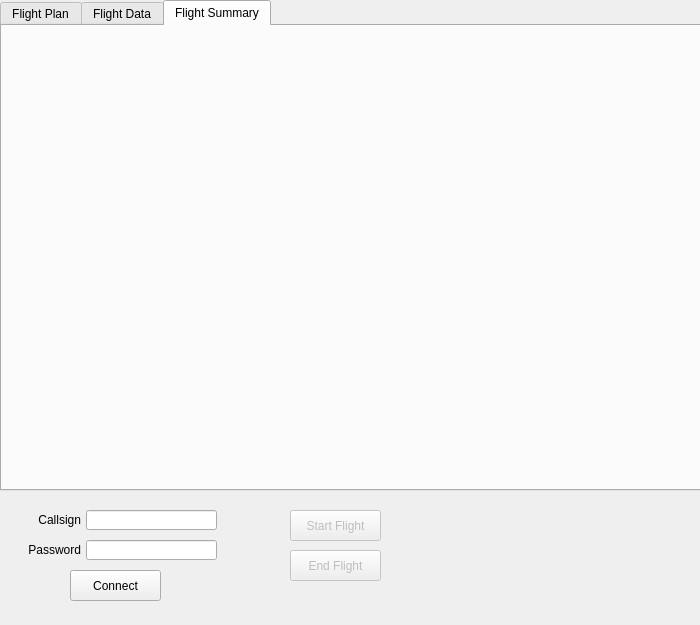
Maeyanie/OAACARS, file mainwindow.ui: the form before one commit.
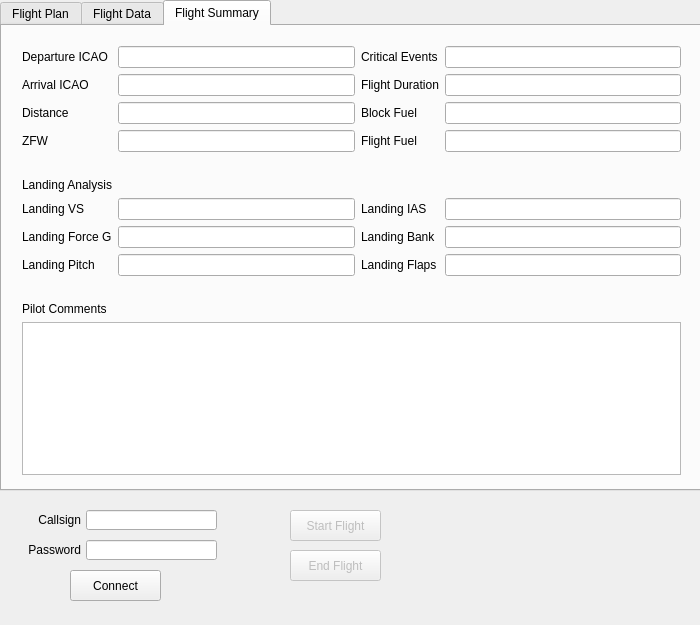
The form after the commit. The open tabs and pages were chosen to show the change.

Commit message: Implement flight summary tab.

Diff of the .ui file:
```diff
--- a/mainwindow.ui
+++ b/mainwindow.ui
@@ -543,6 +543,245 @@
      <attribute name="title">
       <string>Flight Summary</string>
      </attribute>
+     <widget class="QWidget" name="gridLayoutWidget">
+      <property name="geometry">
+       <rect>
+        <x>9</x>
+        <y>9</y>
+        <width>681</width>
+        <height>451</height>
+       </rect>
+      </property>
+      <layout class="QGridLayout" name="gridLayout_3">
+       <item row="0" column="1">
+        <widget class="QLineEdit" name="fsDepIcao">
+         <property name="readOnly">
+          <bool>true</bool>
+         </property>
+        </widget>
+       </item>
+       <item row="0" column="0">
+        <widget class="QLabel" name="label_35">
+         <property name="text">
+          <string>Departure ICAO</string>
+         </property>
+        </widget>
+       </item>
+       <item row="1" column="0">
+        <widget class="QLabel" name="label_36">
+         <property name="text">
+          <string>Arrival ICAO</string>
+         </property>
+        </widget>
+       </item>
+       <item row="1" column="1">
+        <widget class="QLineEdit" name="fsArrIcao">
+         <property name="readOnly">
+          <bool>true</bool>
+         </property>
+        </widget>
+       </item>
+       <item row="8" column="1">
+        <widget class="QLineEdit" name="fsPitch">
+         <property name="readOnly">
+          <bool>true</bool>
+         </property>
+        </widget>
+       </item>
+       <item row="3" column="1">
+        <widget class="QLineEdit" name="fsZFW">
+         <property name="readOnly">
+          <bool>true</bool>
+         </property>
+        </widget>
+       </item>
+       <item row="0" column="2">
+        <widget class="QLabel" name="label_39">
+         <property name="text">
+          <string>Critical Events</string>
+         </property>
+        </widget>
+       </item>
+       <item row="8" column="3">
+        <widget class="QLineEdit" name="fsFlaps">
+         <property name="readOnly">
+          <bool>true</bool>
+         </property>
+        </widget>
+       </item>
+       <item row="6" column="2">
+        <widget class="QLabel" name="label_47">
+         <property name="text">
+          <string>Landing IAS</string>
+         </property>
+        </widget>
+       </item>
+       <item row="7" column="3">
+        <widget class="QLineEdit" name="fsBank">
+         <property name="readOnly">
+          <bool>true</bool>
+         </property>
+        </widget>
+       </item>
+       <item row="6" column="3">
+        <widget class="QLineEdit" name="fsIAS">
+         <property name="readOnly">
+          <bool>true</bool>
+         </property>
+        </widget>
+       </item>
+       <item row="5" column="0" colspan="4">
+        <widget class="QLabel" name="label_43">
+         <property name="text">
+          <string>Landing Analysis</string>
+         </property>
+        </widget>
+       </item>
+       <item row="6" column="1">
+        <widget class="QLineEdit" name="fsVS">
+         <property name="readOnly">
+          <bool>true</bool>
+         </property>
+        </widget>
+       </item>
+       <item row="7" column="0">
+        <widget class="QLabel" name="label_45">
+         <property name="text">
+          <string>Landing Force G</string>
+         </property>
+        </widget>
+       </item>
+       <item row="7" column="1">
+        <widget class="QLineEdit" name="fsG">
+         <property name="readOnly">
+          <bool>true</bool>
+         </property>
+        </widget>
+       </item>
+       <item row="8" column="0">
+        <widget class="QLabel" name="label_46">
+         <property name="text">
+          <string>Landing Pitch</string>
+         </property>
+        </widget>
+       </item>
+       <item row="10" column="0" colspan="4">
+        <widget class="QLabel" name="label_50">
+         <property name="text">
+          <string>Pilot Comments</string>
+         </property>
+        </widget>
+       </item>
+       <item row="4" column="0">
+        <widget class="QLabel" name="label_51">
+         <property name="text">
+          <string> </string>
+         </property>
+        </widget>
+       </item>
+       <item row="11" column="0" colspan="4">
+        <widget class="QPlainTextEdit" name="fsComments"/>
+       </item>
+       <item row="3" column="0">
+        <widget class="QLabel" name="label_38">
+         <property name="text">
+          <string>ZFW</string>
+         </property>
+        </widget>
+       </item>
+       <item row="2" column="1">
+        <widget class="QLineEdit" name="fsDistance">
+         <property name="readOnly">
+          <bool>true</bool>
+         </property>
+        </widget>
+       </item>
+       <item row="2" column="0">
+        <widget class="QLabel" name="label_37">
+         <property name="text">
+          <string>Distance</string>
+         </property>
+        </widget>
+       </item>
+       <item row="3" column="2">
+        <widget class="QLabel" name="label_42">
+         <property name="text">
+          <string>Flight Fuel</string>
+         </property>
+        </widget>
+       </item>
+       <item row="0" column="3">
+        <widget class="QLineEdit" name="fsCritEvents">
+         <property name="readOnly">
+          <bool>true</bool>
+         </property>
+        </widget>
+       </item>
+       <item row="2" column="2">
+        <widget class="QLabel" name="label_41">
+         <property name="text">
+          <string>Block Fuel</string>
+         </property>
+        </widget>
+       </item>
+       <item row="1" column="3">
+        <widget class="QLineEdit" name="fsDuration">
+         <property name="readOnly">
+          <bool>true</bool>
+         </property>
+        </widget>
+       </item>
+       <item row="3" column="3">
+        <widget class="QLineEdit" name="fsFFuel">
+         <property name="readOnly">
+          <bool>true</bool>
+         </property>
+        </widget>
+       </item>
+       <item row="2" column="3">
+        <widget class="QLineEdit" name="fsBFuel">
+         <property name="readOnly">
+          <bool>true</bool>
+         </property>
+        </widget>
+       </item>
+       <item row="6" column="0">
+        <widget class="QLabel" name="label_44">
+         <property name="text">
+          <string>Landing VS</string>
+         </property>
+        </widget>
+       </item>
+       <item row="1" column="2">
+        <widget class="QLabel" name="label_40">
+         <property name="text">
+          <string>Flight Duration</string>
+         </property>
+        </widget>
+       </item>
+       <item row="8" column="2">
+        <widget class="QLabel" name="label_49">
+         <property name="text">
+          <string>Landing Flaps</string>
+         </property>
+        </widget>
+       </item>
+       <item row="7" column="2">
+        <widget class="QLabel" name="label_48">
+         <property name="text">
+          <string>Landing Bank</string>
+         </property>
+        </widget>
+       </item>
+       <item row="9" column="0">
+        <widget class="QLabel" name="label_52">
+         <property name="text">
+          <string> </string>
+         </property>
+        </widget>
+       </item>
+      </layout>
+     </widget>
     </widget>
    </widget>
    <widget class="QLabel" name="label_15">
```
Left out of the diff: 2 changed lines with no effect on the pictures. The commit also changes 2 other files.
